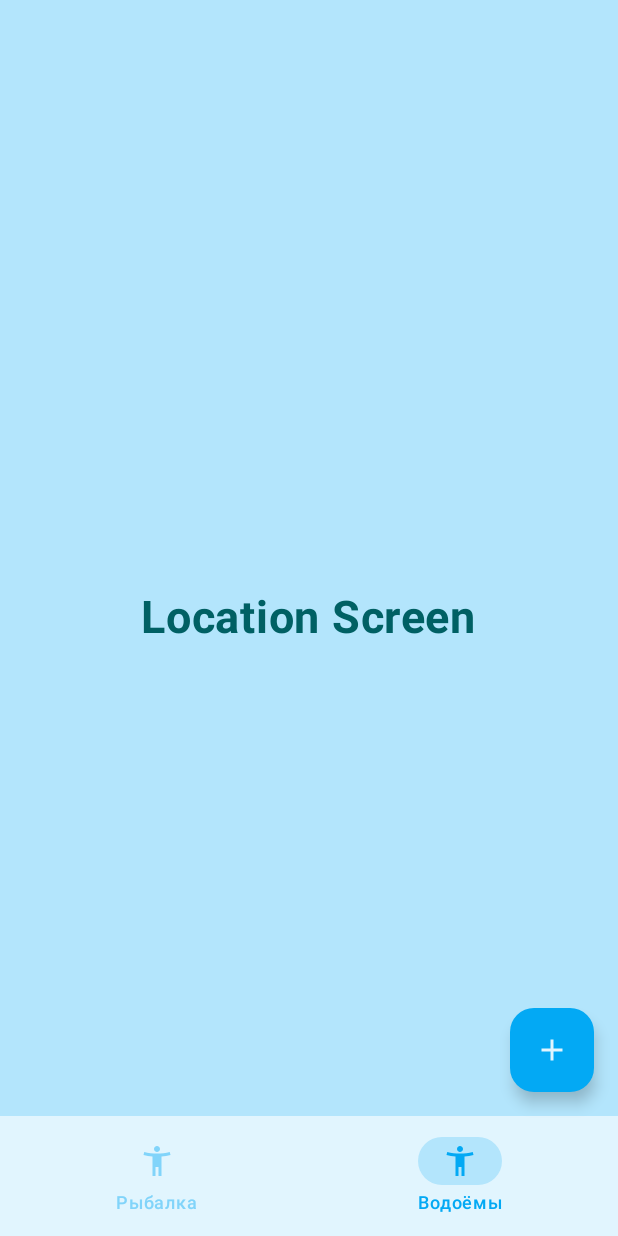
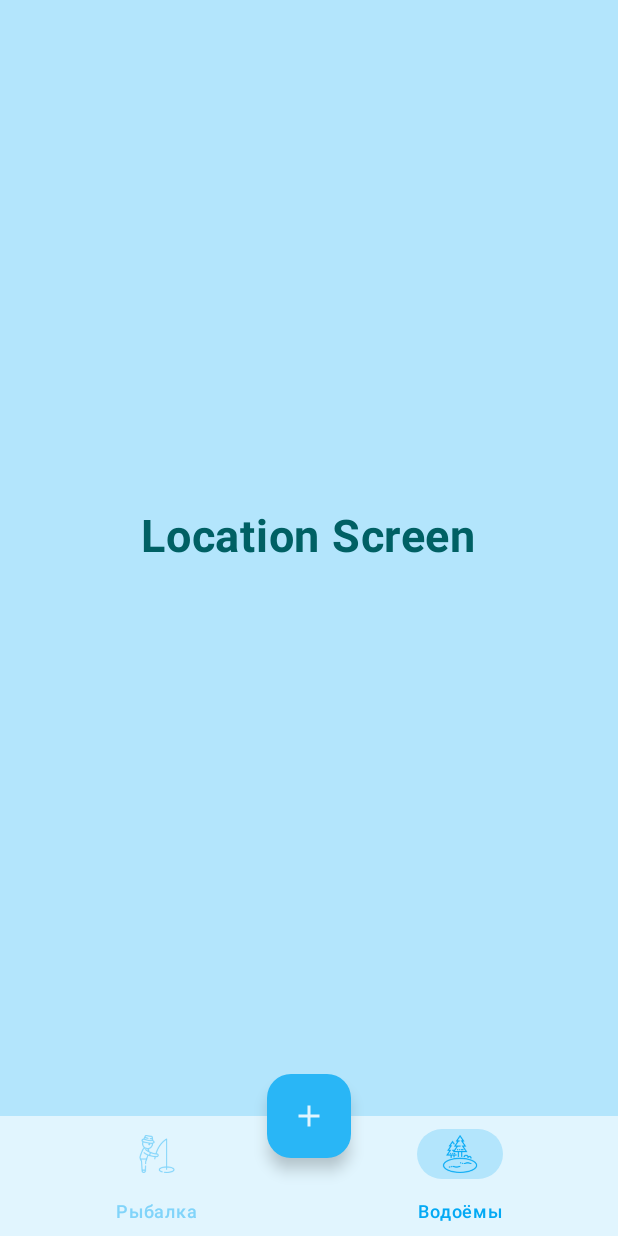
Before and after one commit to YurijM/FishermanNotes, an Android app built with Jetpack Compose: the screen it shows after launch (MainActivity), item 2 of the bottom bar chosen, on a phone screen of 412 x 824 dp. Run offline under Robolectric (Android 15) with nearby library versions, the phone set to English and light mode, and no system bars; our stand-ins replace Dagger/Hilt's generated code, constraintlayout-compose.

Commit message:
Добавлена зависимость ConstraintLayout. Floating Action Button размещена посередине над нижней панелью навигации.

```diff
--- a/app/build.gradle
+++ b/app/build.gradle
@@ -11,7 +11,7 @@ android {
     defaultConfig {
         applicationId "com.mu.fishermannotes"
         minSdk 24
-        targetSdk 33
+        targetSdk 34
         versionCode 1
         versionName "1.0"
 
@@ -77,4 +77,6 @@ dependencies {
     implementation 'androidx.hilt:hilt-navigation-compose:1.0.0'
     kapt 'com.google.dagger:hilt-compiler:2.48.1'
     kapt 'androidx.hilt:hilt-compiler:1.0.0'
+
+    implementation 'androidx.constraintlayout:constraintlayout-compose-android:1.1.0-alpha13'
 }
--- a/app/src/main/java/com/mu/fishermannotes/navigation/NavGraph.kt
+++ b/app/src/main/java/com/mu/fishermannotes/navigation/NavGraph.kt
@@ -1,5 +1,6 @@
 package com.mu.fishermannotes.navigation
 
+import androidx.compose.foundation.layout.PaddingValues
 import androidx.compose.runtime.Composable
 import androidx.navigation.NavHostController
 import androidx.navigation.compose.NavHost
@@ -9,16 +10,16 @@ import com.mu.fishermannotes.screens.fishing.FishingListScreen
 import com.mu.fishermannotes.screens.location.LocationListScreen
 
 @Composable
-fun NavGraph(navController: NavHostController) {
+fun NavGraph(navController: NavHostController, padding: PaddingValues) {
     NavHost(
         navController = navController,
         startDestination = Routes.FISHING_LIST
     ) {
         composable(Routes.FISHING_LIST) {
-            FishingListScreen()
+            FishingListScreen(padding.calculateBottomPadding())
         }
         composable(Routes.LOCATION_LIST) {
-            LocationListScreen()
+            LocationListScreen(padding.calculateBottomPadding())
         }
     }
 }
--- a/app/src/main/java/com/mu/fishermannotes/screens/fishing/FishingListScreen.kt
+++ b/app/src/main/java/com/mu/fishermannotes/screens/fishing/FishingListScreen.kt
@@ -1,19 +1,22 @@
 package com.mu.fishermannotes.screens.fishing
 
 import androidx.compose.foundation.layout.fillMaxSize
+import androidx.compose.foundation.layout.padding
 import androidx.compose.foundation.layout.wrapContentSize
 import androidx.compose.material3.Text
 import androidx.compose.runtime.Composable
 import androidx.compose.ui.Modifier
 import androidx.compose.ui.text.font.FontWeight
+import androidx.compose.ui.unit.Dp
 import androidx.compose.ui.unit.sp
 import com.mu.fishermannotes.ui.theme.lightBlue900
 
 @Composable
-fun FishingListScreen() {
+fun FishingListScreen(paddingBottom: Dp) {
     Text(
         modifier = Modifier
             .fillMaxSize()
+            .padding(bottom = paddingBottom)
             .wrapContentSize(),
         text = "Fishing Screen",
         fontWeight = FontWeight.Bold,
--- a/app/src/main/java/com/mu/fishermannotes/screens/location/LocationListScreen.kt
+++ b/app/src/main/java/com/mu/fishermannotes/screens/location/LocationListScreen.kt
@@ -1,20 +1,23 @@
 package com.mu.fishermannotes.screens.location
 
 import androidx.compose.foundation.layout.fillMaxSize
+import androidx.compose.foundation.layout.padding
 import androidx.compose.foundation.layout.wrapContentSize
 import androidx.compose.material3.Text
 import androidx.compose.runtime.Composable
 import androidx.compose.ui.Modifier
 import androidx.compose.ui.text.font.FontWeight
+import androidx.compose.ui.unit.Dp
 import androidx.compose.ui.unit.sp
 import com.mu.fishermannotes.ui.theme.lightBlue900
 
 @Composable
-fun LocationListScreen() {
+fun LocationListScreen(paddingBottom: Dp) {
     Text(
         modifier = Modifier
             .fillMaxSize()
-            .wrapContentSize(),
+            .wrapContentSize()
+            .padding(bottom = paddingBottom),
         text = "Location Screen",
         fontWeight = FontWeight.Bold,
         fontSize = 30.sp,
--- a/app/src/main/java/com/mu/fishermannotes/screens/main/BottomNav.kt
+++ b/app/src/main/java/com/mu/fishermannotes/screens/main/BottomNav.kt
@@ -1,19 +1,31 @@
 package com.mu.fishermannotes.screens.main
 
+import androidx.compose.foundation.layout.padding
+import androidx.compose.foundation.layout.size
+import androidx.compose.foundation.layout.wrapContentSize
+import androidx.compose.material.icons.Icons
+import androidx.compose.material.icons.filled.Add
 import androidx.compose.material3.BottomAppBar
+import androidx.compose.material3.FloatingActionButton
 import androidx.compose.material3.Icon
 import androidx.compose.material3.NavigationBarItem
 import androidx.compose.material3.NavigationBarItemDefaults
 import androidx.compose.material3.Text
 import androidx.compose.runtime.Composable
 import androidx.compose.runtime.getValue
+import androidx.compose.ui.Modifier
 import androidx.compose.ui.res.painterResource
+import androidx.compose.ui.unit.dp
+import androidx.constraintlayout.compose.ConstraintLayout
 import androidx.navigation.NavHostController
 import androidx.navigation.compose.currentBackStackEntryAsState
 import com.mu.fishermannotes.ui.theme.lightBlue100
 import com.mu.fishermannotes.ui.theme.lightBlue200
+import com.mu.fishermannotes.ui.theme.lightBlue300
+import com.mu.fishermannotes.ui.theme.lightBlue400
 import com.mu.fishermannotes.ui.theme.lightBlue50
 import com.mu.fishermannotes.ui.theme.lightBlue500
+
 
 @Composable
 fun BottomNav(navController: NavHostController) {
@@ -21,7 +33,15 @@ fun BottomNav(navController: NavHostController) {
         BottomNavItem.FishingItem,
         BottomNavItem.LocationItem
     )
+    ConstraintLayout {
+        val (navBar, fab) = createRefs()
         BottomAppBar(
+            modifier = Modifier.constrainAs(navBar) {
+                //top.linkTo(parent.top)
+                bottom.linkTo(parent.bottom)
+                start.linkTo(parent.start)
+                end.linkTo(parent.end)
+            },
             containerColor = lightBlue50
         ) {
             items.forEach { item ->
@@ -35,12 +55,18 @@ fun BottomNav(navController: NavHostController) {
                     },
                     icon = {
                         Icon(
+                            modifier = Modifier.size(25.dp),
                             painter = painterResource(id = item.iconId),
                             contentDescription = item.item
                         )
                     },
                     label = {
-                    Text(text = item.item)
+                        Text(
+                            modifier = Modifier
+                                .padding(top = 10.dp)
+                                .wrapContentSize(),
+                            text = item.item
+                        )
                     },
                     //alwaysShowLabel = false,
                     colors = NavigationBarItemDefaults.colors(
@@ -54,4 +80,21 @@ fun BottomNav(navController: NavHostController) {
 
             }
         }
+        FloatingActionButton(
+            modifier = Modifier.constrainAs(fab) {
+                top.linkTo(navBar.top)
+                bottom.linkTo(navBar.top)
+                start.linkTo(navBar.start)
+                end.linkTo(navBar.end)
+            },
+            onClick = { },
+            containerColor = lightBlue400,
+            contentColor = lightBlue50,
+        ) {
+            Icon(
+                imageVector = Icons.Default.Add,
+                contentDescription = "Add"
+            )
         }
+    }
+}
--- a/app/src/main/java/com/mu/fishermannotes/screens/main/BottomNavItem.kt
+++ b/app/src/main/java/com/mu/fishermannotes/screens/main/BottomNavItem.kt
@@ -10,12 +10,12 @@ sealed class BottomNavItem(
 ) {
     object FishingItem: BottomNavItem(
         item = "Рыбалка",
-        iconId = R.drawable.ic_fisherman,
+        iconId = R.drawable.ic_fishing,
         route = Routes.FISHING_LIST
     )
     object LocationItem: BottomNavItem(
         item = "Водоёмы",
-        iconId = R.drawable.ic_fisherman,
+        iconId = R.drawable.ic_location,
         route = Routes.LOCATION_LIST
     )
 }
--- a/app/src/main/java/com/mu/fishermannotes/screens/main/MainScreen.kt
+++ b/app/src/main/java/com/mu/fishermannotes/screens/main/MainScreen.kt
@@ -1,21 +1,13 @@
 package com.mu.fishermannotes.screens.main
 
-import android.annotation.SuppressLint
-import androidx.compose.material.icons.Icons
-import androidx.compose.material.icons.filled.Add
 import androidx.compose.material3.ExperimentalMaterial3Api
-import androidx.compose.material3.FloatingActionButton
-import androidx.compose.material3.Icon
 import androidx.compose.material3.Scaffold
 import androidx.compose.runtime.Composable
 import androidx.navigation.compose.rememberNavController
 import com.mu.fishermannotes.navigation.NavGraph
 import com.mu.fishermannotes.ui.theme.lightBlue100
-import com.mu.fishermannotes.ui.theme.lightBlue50
-import com.mu.fishermannotes.ui.theme.lightBlue500
 
 @OptIn(ExperimentalMaterial3Api::class)
-@SuppressLint("UnusedMaterial3ScaffoldPaddingParameter")
 @Composable
 fun MainScreen() {
     val navController = rememberNavController()
@@ -24,7 +16,7 @@ fun MainScreen() {
         bottomBar = {
             BottomNav(navController)
         },
-        floatingActionButton = {
+        /*floatingActionButton = {
             FloatingActionButton(
                 onClick = { },
                 containerColor = lightBlue500,
@@ -35,9 +27,9 @@ fun MainScreen() {
                     contentDescription = "Add"
                 )
             }
-        },
+        },*/
         containerColor = lightBlue100
     ) {
-        NavGraph(navController)
+        NavGraph(navController, it)
     }
 }
```
Also changed, not shown: app/src/main/res/drawable/ic_fishing.png (added), app/src/main/res/drawable/ic_location.png (added). Lines whose indentation alone changed are shown as unchanged.
